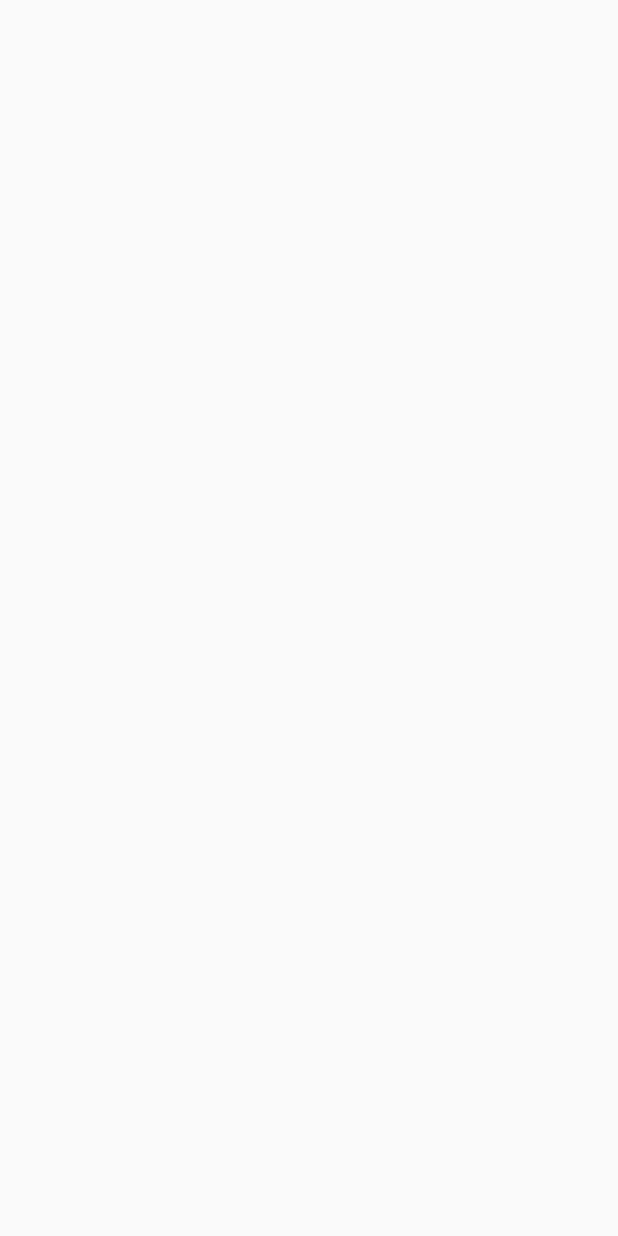
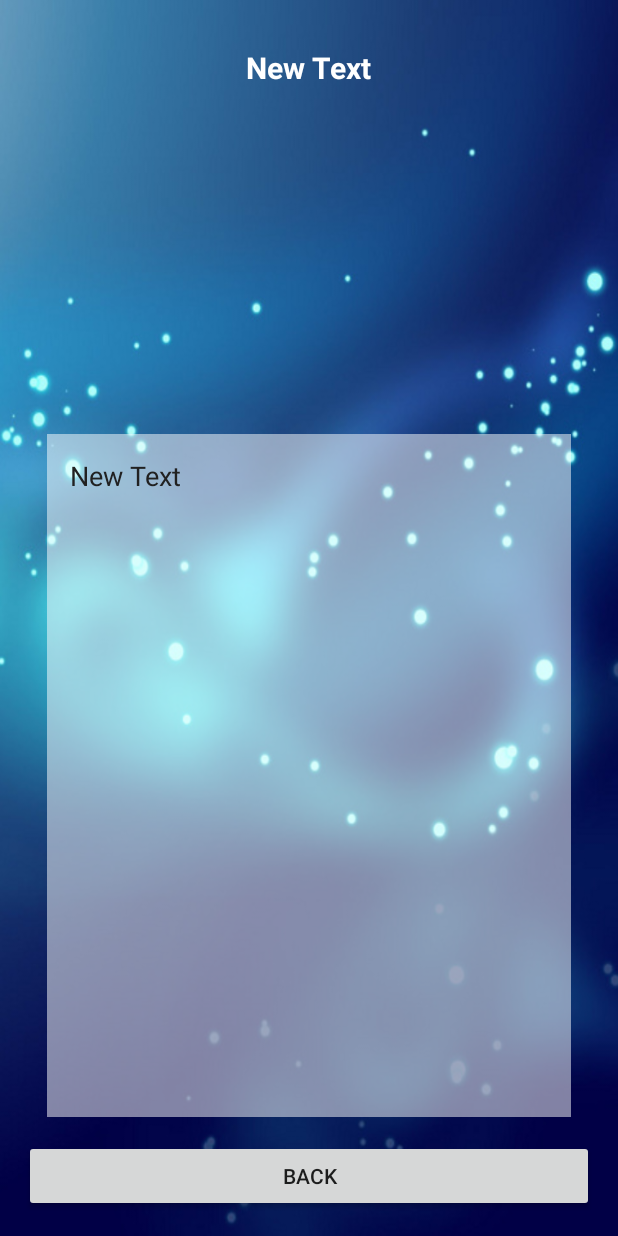
Before and after one commit to NitchaP/MyTraffic20Aug2016, an Android app: the DetailActivity screen opened directly, with no data from a screen before it, on a phone screen of 412 x 824 dp. Before the commit the screen is empty. Run offline under Robolectric (Android 15) with nearby library versions, the phone set to English and light mode, and no system bars.

Commit message:
Design UI  Detail 2

```diff
--- a/app/src/main/java/momo/caramelgap/trafficcar/MyData.java
+++ b/app/src/main/java/momo/caramelgap/trafficcar/MyData.java
@@ -6,9 +6,9 @@ package momo.caramelgap.trafficcar;
 public class MyData {
 
     //Explicit
-    private String[] titeStrings = new String[]{"หัวข้อที่ 1","หัวข้อที่ 2","หัวข้อที่ 3",
-            "หัวข้อที่ 4","หัวข้อที่ 5","หัวข้อที่ 6","หัวข้อที่ 7","หัวข้อที่ 8","หัวข้อที่ 9",
-            "หัวข้อที่ 10","หัวข้อที่ 11","หัวข้อที่ 12","หัวข้อที่ 13","หัวข้อที่ 14",
+    private String[] titeStrings = new String[]{"ห้ามเลี้ยวซ้าย","ห้ามเลี้ยงขวา","ตรงไป",
+            "เลี้ยวซ้าย","เลี้ยวขวา","ทางออก","ทางเข้า","ทางออก","หยุด",
+            "ไม่สูงเกิน 2.5ม.","หัวข้อที่ 11","หัวข้อที่ 12","หัวข้อที่ 13","หัวข้อที่ 14",
             "หัวข้อที่ 15","หัวข้อที่ 16","หัวข้อที่ 17","หัวข้อที่ 18","หัวข้อที่ 19","หัวข้อที่ 20"};
 
     private int[] ints = new int[]{1, 2, 3, 4, 5, 6, 7, 8, 9, 10, 11, 12, 13, 14, 15, 16, 17, 18, 19, 20};
--- a/app/src/main/res/layout/activity_detail.xml
+++ b/app/src/main/res/layout/activity_detail.xml
@@ -7,6 +7,59 @@
     android:paddingLeft="@dimen/activity_horizontal_margin"
     android:paddingRight="@dimen/activity_horizontal_margin"
     android:paddingTop="@dimen/activity_vertical_margin"
-    tools:context="momo.caramelgap.trafficcar.DetailActivity">
+    tools:context="momo.caramelgap.trafficcar.DetailActivity"
+    android:background="@drawable/bg8">
+
+    <Button
+        android:layout_width="match_parent"
+        android:layout_height="wrap_content"
+        android:text="Back"
+        android:id="@+id/button2"
+        android:layout_alignParentEnd="false"
+        android:layout_alignParentStart="false"
+        android:layout_alignParentBottom="true"
+        android:layout_alignParentRight="false"
+        android:textColorHighlight="#09319f" />
+
+    <LinearLayout
+        android:orientation="vertical"
+        android:layout_width="match_parent"
+        android:layout_height="match_parent"
+        android:layout_above="@+id/button2"
+        android:padding="15dp"
+        android:gravity="center_horizontal">
+
+        <TextView
+            android:layout_width="wrap_content"
+            android:layout_height="wrap_content"
+            android:text="New Text"
+            android:id="@+id/textView6"
+            android:textSize="@dimen/h1"
+            android:textStyle="bold"
+            android:textColor="@color/text" />
+
+        <ImageView
+            android:layout_width="@dimen/image"
+            android:layout_height="@dimen/image"
+            android:id="@+id/imageView2"
+            android:layout_margin="15dp" />
+
+        <ScrollView
+            android:layout_width="match_parent"
+            android:layout_height="match_parent"
+            android:id="@+id/scrollView"
+            android:padding="15dp"
+            android:background="#82ffffff">
+
+            <TextView
+                android:layout_width="wrap_content"
+                android:layout_height="wrap_content"
+                android:text="New Text"
+                android:id="@+id/textView7"
+                android:textSize="@dimen/h3"
+                android:textStyle="normal"
+                android:textColor="@color/primary_material_dark" />
+        </ScrollView>
+    </LinearLayout>
 
 </RelativeLayout>
--- a/app/src/main/res/values/dimens.xml
+++ b/app/src/main/res/values/dimens.xml
@@ -3,8 +3,10 @@
     <dimen name="activity_horizontal_margin">16dp</dimen>
     <dimen name="activity_vertical_margin">16dp</dimen>
 
-    <dimen name="h1">25sp</dimen>
-    <dimen name="h2">15sp</dimen>
+    <dimen name="h1">20sp</dimen>
+    <dimen name="h2">12sp</dimen>
+    <dimen name="h3">18sp</dimen>
     <dimen name="icon">130dp</dimen>
+    <dimen name="image">200dp</dimen>
 
 </resources>
```
Also changed, not shown: app/src/main/java/momo/caramelgap/trafficcar/MainTraffic.java (+22 -5 lines).
